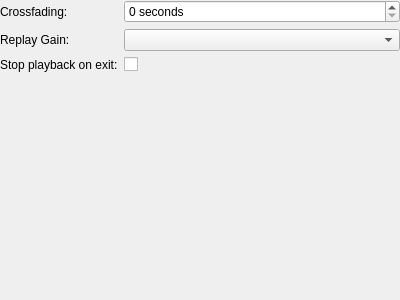
Qt form gui/playbacksettings.ui (polpo/cantata-mac) before a commit.
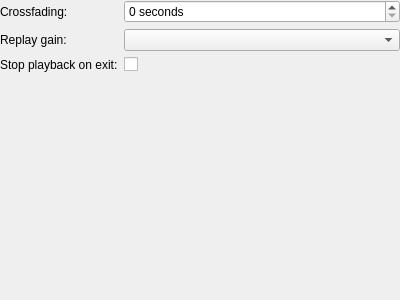
The same form after that commit.

What changed in the file:
```diff
--- a/gui/playbacksettings.ui
+++ b/gui/playbacksettings.ui
@@ -40,7 +40,7 @@
    <item row="1" column="0">
     <widget class="QLabel" name="label_6a">
      <property name="text">
-      <string>Replay Gain:</string>
+      <string>Replay gain:</string>
      </property>
      <property name="buddy">
       <cstring>replayGain</cstring>
```
